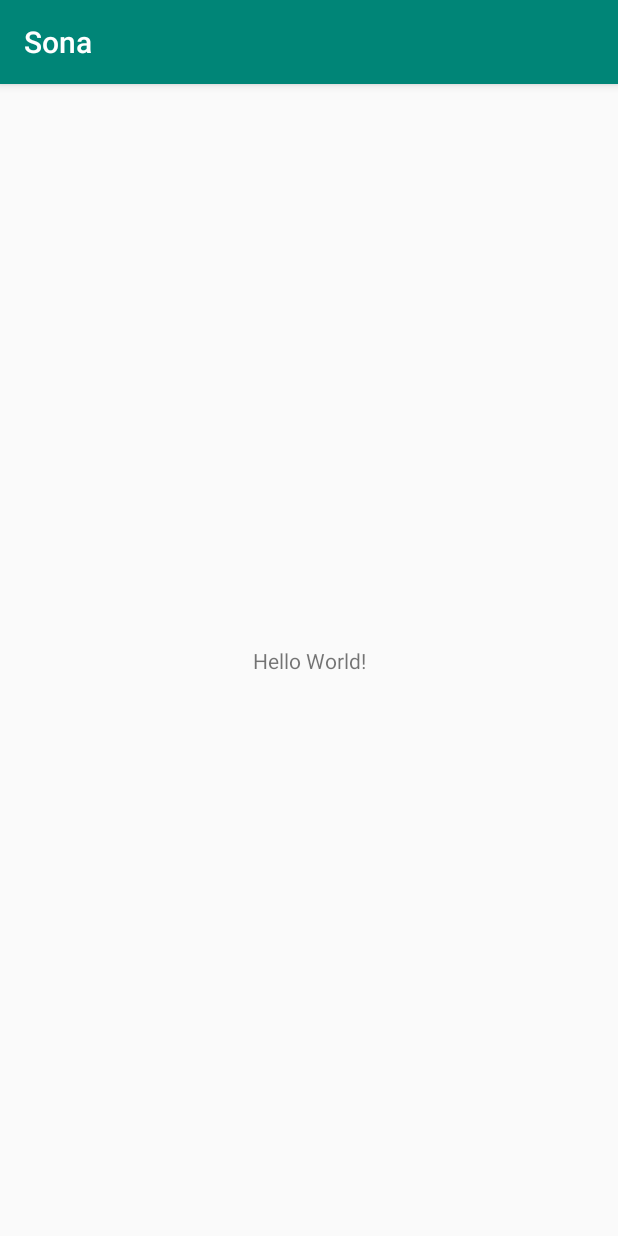
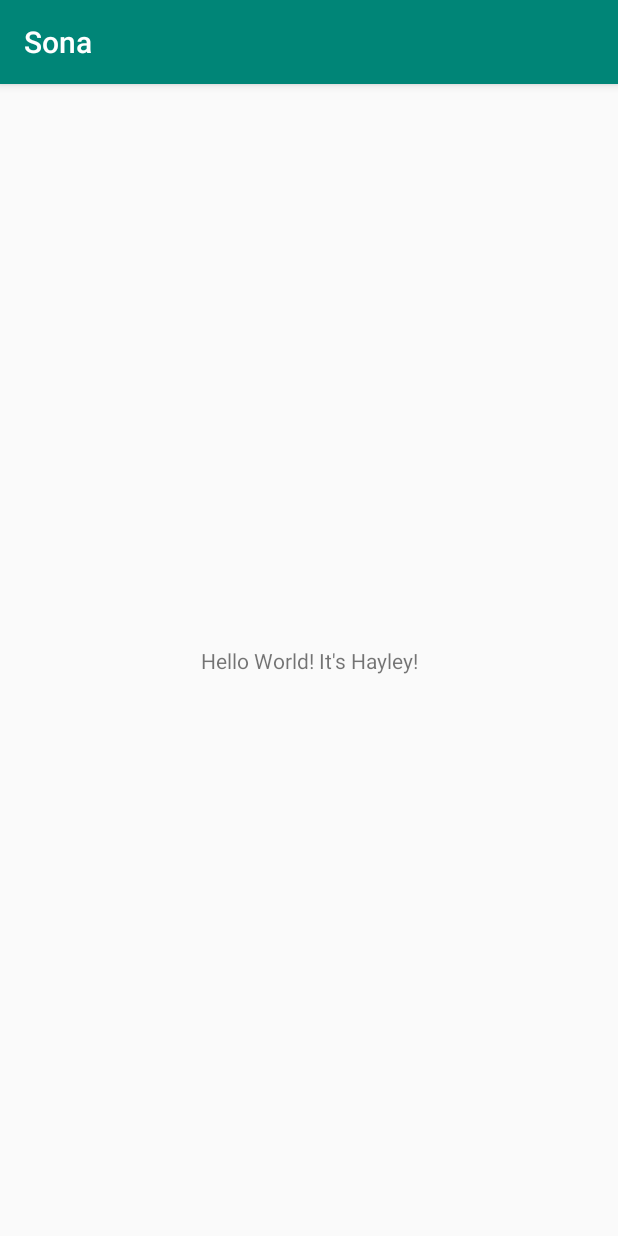
Before and after one commit to hlpike/Sona, an Android app: the screen it shows after launch (MainActivity), on a phone screen of 412 x 824 dp. Run offline under Robolectric (Android 15) with nearby library versions, the phone set to English and light mode, and no system bars.

Commit message:
changed text

```diff
--- a/app/src/main/res/layout/activity_main.xml
+++ b/app/src/main/res/layout/activity_main.xml
@@ -9,7 +9,7 @@
     <TextView
         android:layout_width="wrap_content"
         android:layout_height="wrap_content"
-        android:text="Hello World!"
+        android:text="Hello World! It's Hayley!"
         app:layout_constraintBottom_toBottomOf="parent"
         app:layout_constraintLeft_toLeftOf="parent"
         app:layout_constraintRight_toRightOf="parent"
```
